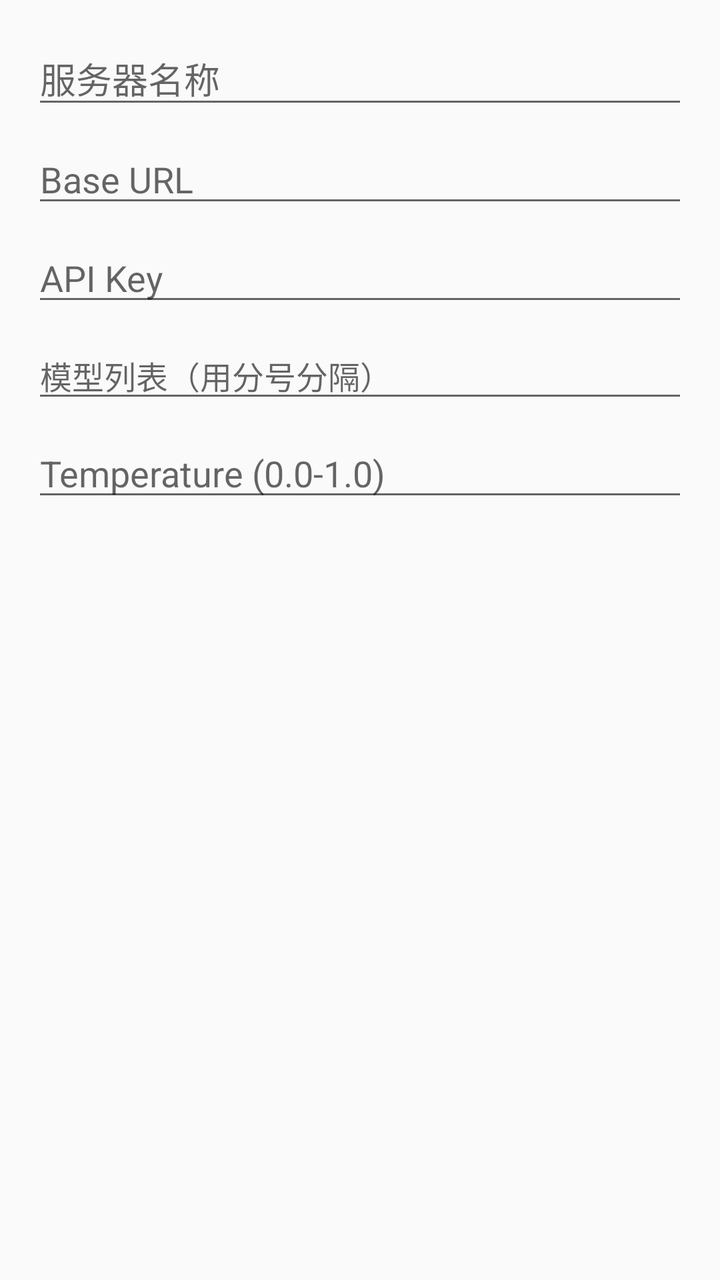
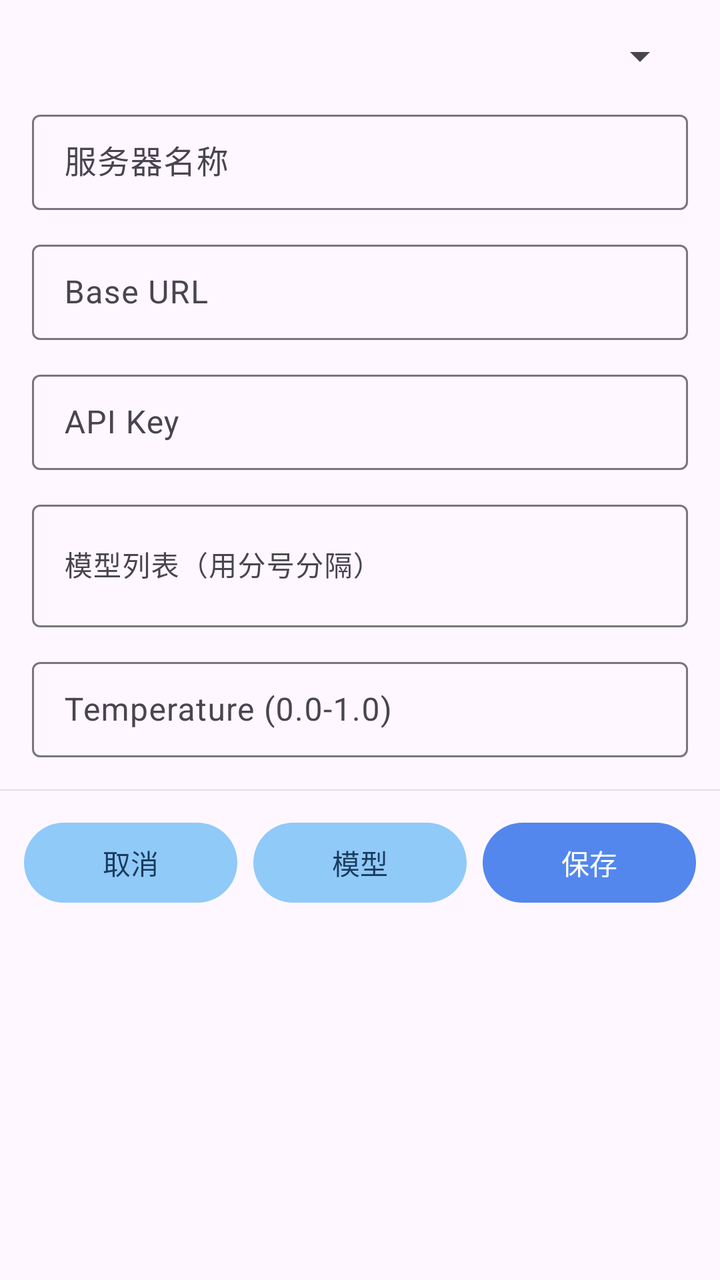

Two renders of the same Android screen: before a commit and after it. Below are the layout's source before the change and the commit's diff.
<!-- AndroidManifest.xml: application theme AppTheme -->
<!-- res/layout/dialog_server_config.xml -->
<?xml version="1.0" encoding="utf-8"?>
<LinearLayout xmlns:android="http://schemas.android.com/apk/res/android"
    android:layout_width="match_parent"
    android:layout_height="wrap_content"
    android:orientation="vertical"
    android:padding="16dp">

    <EditText
        android:id="@+id/serverName"
        android:layout_width="match_parent"
        android:layout_height="wrap_content"
        android:hint="服务器名称"
        android:layout_marginBottom="8dp"/>

    <EditText
        android:id="@+id/baseUrl"
        android:layout_width="match_parent"
        android:layout_height="wrap_content"
        android:hint="Base URL"
        android:layout_marginBottom="8dp"/>

    <EditText
        android:id="@+id/apiKey"
        android:layout_width="match_parent"
        android:layout_height="wrap_content"
        android:hint="API Key"
        android:layout_marginBottom="8dp"/>

    <EditText
        android:id="@+id/models"
        android:layout_width="match_parent"
        android:layout_height="wrap_content"
        android:hint="模型列表（用分号分隔）"
        android:textSize="16dp"
        android:layout_marginBottom="8dp"/>

    <EditText
        android:id="@+id/temperature"
        android:layout_width="match_parent"
        android:layout_height="wrap_content"
        android:hint="Temperature (0.0-1.0)"
        android:inputType="numberDecimal"
        android:layout_marginBottom="8dp"/>

</LinearLayout>
<!-- resources referenced by this layout -->
<resources>
  <style name="AppTheme" parent="Theme.MaterialComponents.Light.DarkActionBar.Bridge">
      
          <item name="colorPrimary">@color/colorPrimary</item>
          <item name="colorPrimaryDark">@color/colorPrimaryDark</item>
          <item name="colorAccent">@color/colorAccent</item>
          <item name="color_footer_background">@color/footer_background</item>
          <item name="color_footer_pressed">@color/footer_pressed</item>
          <item name="android:forceDarkAllowed" tools:targetApi="q">true</item>
      </style>
  <color name="colorPrimary">#227D51</color>
  <color name="colorPrimaryDark">#2D6D4B</color>
  <color name="colorAccent">#3B9465</color>
  <color name="footer_background">#E0E0E0</color>
  <color name="footer_pressed">#4f8069</color>
</resources>

<!-- the commit's change to res/layout/dialog_server_config.xml (unified diff, before → after) -->
@@ -1,45 +1,154 @@
 <?xml version="1.0" encoding="utf-8"?>
 <LinearLayout xmlns:android="http://schemas.android.com/apk/res/android"
+    xmlns:app="http://schemas.android.com/apk/res-auto"
     android:layout_width="match_parent"
     android:layout_height="wrap_content"
-    android:orientation="vertical"
-    android:padding="16dp">
+    android:orientation="vertical">
 
-    <EditText
-        android:id="@+id/serverName"
+    <ScrollView
         android:layout_width="match_parent"
         android:layout_height="wrap_content"
-        android:hint="服务器名称"
-        android:layout_marginBottom="8dp"/>
+        android:fillViewport="true">
 
-    <EditText
-        android:id="@+id/baseUrl"
+        <LinearLayout
+            android:layout_width="match_parent"
+            android:layout_height="wrap_content"
+            android:orientation="vertical"
+            android:padding="16dp">
+
+            <Spinner
+                android:id="@+id/providerSpinner"
+                android:layout_width="match_parent"
+                android:layout_height="wrap_content"
+                android:layout_marginBottom="12dp"/>
+
+            <com.google.android.material.textfield.TextInputLayout
+                android:id="@+id/serverNameLayout"
+                android:layout_width="match_parent"
+                android:layout_height="wrap_content"
+                android:hint="服务器名称"
+                android:layout_marginBottom="12dp"
+                style="@style/Widget.Material3.TextInputLayout.OutlinedBox.Dense">
+
+                <com.google.android.material.textfield.TextInputEditText
+                    android:id="@+id/serverName"
+                    android:layout_width="match_parent"
+                    android:layout_height="wrap_content"
+                    android:inputType="text"
+                    android:maxLines="1"
+                    android:textSize="16sp"/>
+            </com.google.android.material.textfield.TextInputLayout>
+
+            <com.google.android.material.textfield.TextInputLayout
+                android:id="@+id/baseUrlLayout"
+                android:layout_width="match_parent"
+                android:layout_height="wrap_content"
+                android:hint="Base URL"
+                android:layout_marginBottom="12dp"
+                style="@style/Widget.Material3.TextInputLayout.OutlinedBox.Dense">
+
+                <com.google.android.material.textfield.TextInputEditText
+                    android:id="@+id/baseUrl"
+                    android:layout_width="match_parent"
+                    android:layout_height="wrap_content"
+                    android:inputType="textUri"
+                    android:maxLines="1"
+                    android:textSize="16sp"/>
+            </com.google.android.material.textfield.TextInputLayout>
+
+            <com.google.android.material.textfield.TextInputLayout
+                android:id="@+id/apiKeyLayout"
+                android:layout_width="match_parent"
+                android:layout_height="wrap_content"
+                android:hint="API Key"
+                android:layout_marginBottom="12dp"
+                style="@style/Widget.Material3.TextInputLayout.OutlinedBox.Dense">
+
+                <com.google.android.material.textfield.TextInputEditText
+                    android:id="@+id/apiKey"
+                    android:layout_width="match_parent"
+                    android:layout_height="wrap_content"
+                    android:inputType="textVisiblePassword"
+                    android:maxLines="1"
+                    android:textSize="16sp"/>
+            </com.google.android.material.textfield.TextInputLayout>
+
+            <com.google.android.material.textfield.TextInputLayout
+                android:id="@+id/modelsLayout"
+                android:layout_width="match_parent"
+                android:layout_height="wrap_content"
+                android:hint="模型列表（用分号分隔）"
+                android:layout_marginBottom="12dp"
+                style="@style/Widget.Material3.TextInputLayout.OutlinedBox.Dense">
+
+                <com.google.android.material.textfield.TextInputEditText
+                    android:id="@+id/models"
+                    android:layout_width="match_parent"
+                    android:layout_height="wrap_content"
+                    android:inputType="textMultiLine"
+                    android:maxLines="4"
+                    android:minLines="2"
+                    android:textSize="14sp"/>
+            </com.google.android.material.textfield.TextInputLayout>
+
+            <com.google.android.material.textfield.TextInputLayout
+                android:id="@+id/temperatureLayout"
+                android:layout_width="match_parent"
+                android:layout_height="wrap_content"
+                android:hint="Temperature (0.0-1.0)"
+                style="@style/Widget.Material3.TextInputLayout.OutlinedBox.Dense">
+
+                <com.google.android.material.textfield.TextInputEditText
+                    android:id="@+id/temperature"
+                    android:layout_width="match_parent"
+                    android:layout_height="wrap_content"
+                    android:inputType="numberDecimal"
+                    android:maxLines="1"
+                    android:textSize="16sp"/>
+            </com.google.android.material.textfield.TextInputLayout>
+
+        </LinearLayout>
+    </ScrollView>
+
+    <View
+        android:layout_width="match_parent"
+        android:layout_height="0.5dp"
+        android:background="#E0E0E0" />
+
+    
+    <LinearLayout
         android:layout_width="match_parent"
         android:layout_height="wrap_content"
-        android:hint="Base URL"
-        android:layout_marginBottom="8dp"/>
+        android:padding="12dp"
+        android:orientation="horizontal">
 
-    <EditText
-        android:id="@+id/apiKey"
-        android:layout_width="match_parent"
-        android:layout_height="wrap_content"
-        android:hint="API Key"
-        android:layout_marginBottom="8dp"/>
+        <com.google.android.material.button.MaterialButton
+            android:id="@+id/btnCancel"
+            style="@style/Widget.Material3.Button.TonalButton"
+            android:layout_width="0dp"
+            android:layout_height="wrap_content"
+            android:layout_weight="1"
+            android:layout_marginEnd="4dp"
+            android:text="取消" />
 
-    <EditText
-        android:id="@+id/models"
-        android:layout_width="match_parent"
-        android:layout_height="wrap_content"
-        android:hint="模型列表（用分号分隔）"
-        android:textSize="16dp"
-        android:layout_marginBottom="8dp"/>
+        <com.google.android.material.button.MaterialButton
+            android:id="@+id/btnFetchModels"
+            style="@style/Widget.Material3.Button.TonalButton"
+            android:layout_width="0dp"
+            android:layout_height="wrap_content"
+            android:layout_weight="1"
+            android:layout_marginHorizontal="4dp"
+            android:text="模型" />
 
-    <EditText
-        android:id="@+id/temperature"
-        android:layout_width="match_parent"
-        android:layout_height="wrap_content"
-        android:hint="Temperature (0.0-1.0)"
-        android:inputType="numberDecimal"
-        android:layout_marginBottom="8dp"/>
+        <com.google.android.material.button.MaterialButton
+            android:id="@+id/btnSave"
+            style="@style/Widget.Material3.Button"
+            android:layout_width="0dp"
+            android:layout_height="wrap_content"
+            android:layout_weight="1"
+            android:layout_marginStart="4dp"
+            android:text="保存" />
+
+    </LinearLayout>
 
 </LinearLayout>
<!-- resource entries referenced after the edit -->
@@ -1,18 +1,28 @@
 <!-- resources referenced by this layout -->
 <resources>
-  <style name="AppTheme" parent="Theme.MaterialComponents.Light.DarkActionBar.Bridge">
-      
+  <style name="AppTheme" parent="Theme.Material3.Light.NoActionBar">
           <item name="colorPrimary">@color/colorPrimary</item>
-          <item name="colorPrimaryDark">@color/colorPrimaryDark</item>
-          <item name="colorAccent">@color/colorAccent</item>
-          <item name="color_footer_background">@color/footer_background</item>
-          <item name="color_footer_pressed">@color/footer_pressed</item>
-          <item name="android:forceDarkAllowed" tools:targetApi="q">true</item>
+          <item name="colorOnPrimary">@android:color/white</item>
+          <item name="colorPrimaryContainer">#BBDEFB</item>
+          <item name="colorOnPrimaryContainer">#1A3A5C</item>
+          <item name="colorSecondary">@color/colorAccent</item>
+          <item name="colorOnSecondary">@android:color/white</item>
+          <item name="colorSecondaryContainer">#90CAF9</item>
+          <item name="colorOnSecondaryContainer">#1A3A5C</item>
+          <item name="colorSurface">@android:color/white</item>
+          <item name="colorOnSurface">#1C1B1F</item>
+          <item name="colorSurfaceVariant">#E7E0EC</item>
+          <item name="colorOnSurfaceVariant">#49454F</item>
+          <item name="colorError">#B3261E</item>
+          <item name="colorOnError">@android:color/white</item>
+          <item name="color_footer_background">@color/footer_background_blue</item>
+          <item name="color_footer_pressed">@color/footer_pressed_blue</item>
+          <item name="android:statusBarColor">@android:color/transparent</item>
+          <item name="android:navigationBarColor">@android:color/transparent</item>
       </style>
-  <color name="colorPrimary">#227D51</color>
-  <color name="colorPrimaryDark">#2D6D4B</color>
-  <color name="colorAccent">#3B9465</color>
-  <color name="footer_background">#E0E0E0</color>
-  <color name="footer_pressed">#4f8069</color>
+  <color name="colorPrimary">#5387ED</color>
+  <color name="colorAccent">#588EF8</color>
+  <color name="footer_background_blue">#B3C0DA</color>
+  <color name="footer_pressed_blue">#B6C2D8</color>
 </resources>
 
